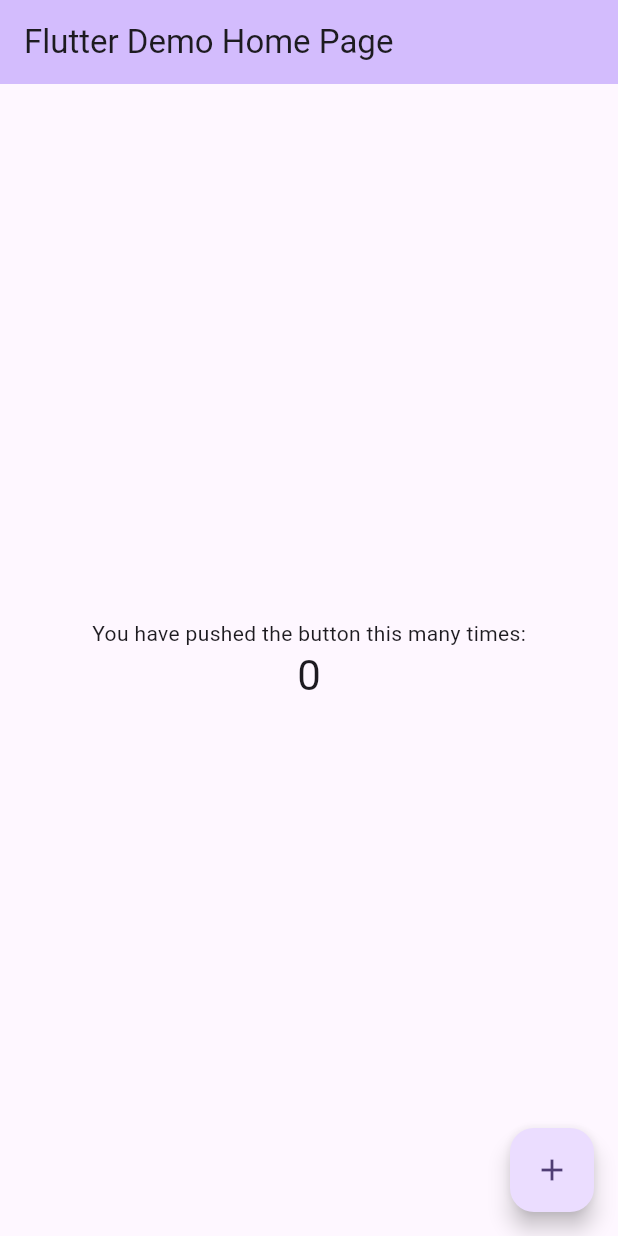
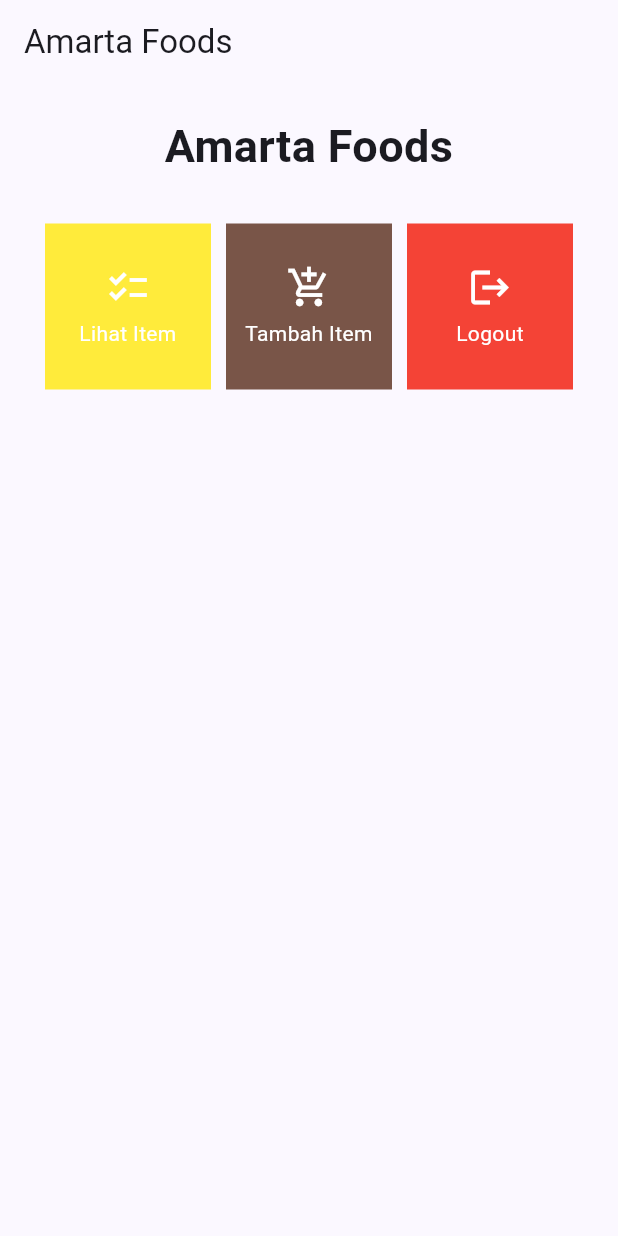
Before and after one commit to PrawiraRzkN/amarta_foods, a Flutter app: the screen it shows after launch, on a phone screen of 412 x 824 dp. Run offline on Flutter 3.47's test engine with Material 2 defaults, Android fonts, the phone set to English and light mode, and no system bars.

Commit message:
Tugas 7: Selesai

```diff
--- a/lib/main.dart
+++ b/lib/main.dart
@@ -1,4 +1,5 @@
 import 'package:flutter/material.dart';
+import 'package:amarta_foods/menu.dart';
 
 void main() {
   runApp(const MyApp());
@@ -11,7 +12,7 @@ class MyApp extends StatelessWidget {
   @override
   Widget build(BuildContext context) {
     return MaterialApp(
-      title: 'Flutter Demo',
+      title: 'Amarta Foods',
       theme: ThemeData(
         // This is the theme of your application.
         //
@@ -28,98 +29,10 @@ class MyApp extends StatelessWidget {
         //
         // This works for code too, not just values: Most code changes can be
         // tested with just a hot reload.
-        colorScheme: ColorScheme.fromSeed(seedColor: Colors.deepPurple),
+        colorScheme: ColorScheme.fromSeed(seedColor: Colors.indigo),
         useMaterial3: true,
       ),
-      home: const MyHomePage(title: 'Flutter Demo Home Page'),
+      home: MyHomePage(),
     );
   }
 }
-
-class MyHomePage extends StatefulWidget {
-  const MyHomePage({super.key, required this.title});
-
-  // This widget is the home page of your application. It is stateful, meaning
-  // that it has a State object (defined below) that contains fields that affect
-  // how it looks.
-
-  // This class is the configuration for the state. It holds the values (in this
-  // case the title) provided by the parent (in this case the App widget) and
-  // used by the build method of the State. Fields in a Widget subclass are
-  // always marked "final".
-
-  final String title;
-
-  @override
-  State<MyHomePage> createState() => _MyHomePageState();
-}
-
-class _MyHomePageState extends State<MyHomePage> {
-  int _counter = 0;
-
-  void _incrementCounter() {
-    setState(() {
-      // This call to setState tells the Flutter framework that something has
-      // changed in this State, which causes it to rerun the build method below
-      // so that the display can reflect the updated values. If we changed
-      // _counter without calling setState(), then the build method would not be
-      // called again, and so nothing would appear to happen.
-      _counter++;
-    });
-  }
-
-  @override
-  Widget build(BuildContext context) {
-    // This method is rerun every time setState is called, for instance as done
-    // by the _incrementCounter method above.
-    //
-    // The Flutter framework has been optimized to make rerunning build methods
-    // fast, so that you can just rebuild anything that needs updating rather
-    // than having to individually change instances of widgets.
-    return Scaffold(
-      appBar: AppBar(
-        // TRY THIS: Try changing the color here to a specific color (to
-        // Colors.amber, perhaps?) and trigger a hot reload to see the AppBar
-        // change color while the other colors stay the same.
-        backgroundColor: Theme.of(context).colorScheme.inversePrimary,
-        // Here we take the value from the MyHomePage object that was created by
-        // the App.build method, and use it to set our appbar title.
-        title: Text(widget.title),
-      ),
-      body: Center(
-        // Center is a layout widget. It takes a single child and positions it
-        // in the middle of the parent.
-        child: Column(
-          // Column is also a layout widget. It takes a list of children and
-          // arranges them vertically. By default, it sizes itself to fit its
-          // children horizontally, and tries to be as tall as its parent.
-          //
-          // Column has various properties to control how it sizes itself and
-          // how it positions its children. Here we use mainAxisAlignment to
-          // center the children vertically; the main axis here is the vertical
-          // axis because Columns are vertical (the cross axis would be
-          // horizontal).
-          //
-          // TRY THIS: Invoke "debug painting" (choose the "Toggle Debug Paint"
-          // action in the IDE, or press "p" in the console), to see the
-          // wireframe for each widget.
-          mainAxisAlignment: MainAxisAlignment.center,
-          children: <Widget>[
-            const Text(
-              'You have pushed the button this many times:',
-            ),
-            Text(
-              '$_counter',
-              style: Theme.of(context).textTheme.headlineMedium,
-            ),
-          ],
-        ),
-      ),
-      floatingActionButton: FloatingActionButton(
-        onPressed: _incrementCounter,
-        tooltip: 'Increment',
-        child: const Icon(Icons.add),
-      ), // This trailing comma makes auto-formatting nicer for build methods.
-    );
-  }
-}
--- /dev/null
+++ b/lib/menu.dart
@@ -0,0 +1,111 @@
+import 'package:flutter/material.dart';
+
+class ShopItem {
+  final String name;
+  final IconData icon;
+  final Color color;
+
+  ShopItem(this.name, this.icon, this.color);
+}
+
+class MyHomePage extends StatelessWidget {
+  MyHomePage({Key? key}) : super(key: key);
+  final List<ShopItem> items = [
+    ShopItem("Lihat Item", Icons.checklist, Colors.yellow),
+    ShopItem("Tambah Item", Icons.add_shopping_cart, Colors.brown),
+    ShopItem("Logout", Icons.logout, Colors.red),
+  ];
+
+  @override
+  Widget build(BuildContext context) {
+    return Scaffold(
+      appBar: AppBar(
+        title: const Text(
+          'Amarta Foods',
+        ),
+      ),
+      body: SingleChildScrollView(
+        // Widget wrapper yang dapat discroll
+        child: Padding(
+          padding: const EdgeInsets.all(10.0), // Set padding dari halaman
+          child: Column(
+            // Widget untuk menampilkan children secara vertikal
+            children: <Widget>[
+              const Padding(
+                padding: EdgeInsets.only(top: 10.0, bottom: 10.0),
+                // Widget Text untuk menampilkan tulisan dengan alignment center dan style yang sesuai
+                child: Text(
+                  'Amarta Foods', // Text yang menandakan toko
+                  textAlign: TextAlign.center,
+                  style: TextStyle(
+                    fontSize: 30,
+                    fontWeight: FontWeight.bold,
+                  ),
+                ),
+              ),
+              // Grid layout
+              GridView.count(
+                // Container pada card kita.
+                primary: true,
+                padding: const EdgeInsets.all(20),
+                crossAxisSpacing: 10,
+                mainAxisSpacing: 10,
+                crossAxisCount: 3,
+                shrinkWrap: true,
+                children: items.map((ShopItem item) {
+                  // Iterasi untuk setiap item
+                  return ShopCard(item);
+                }).toList(),
+              ),
+            ],
+          ),
+        ),
+      ),
+    );
+  }
+}
+
+class ShopCard extends StatelessWidget {
+  final ShopItem item;
+
+  const ShopCard(this.item, {super.key}); // Constructor
+
+  @override
+  Widget build(BuildContext context) {
+    return Material(
+      color: item.color,
+      child: InkWell(
+        // Area responsive terhadap sentuhan
+        onTap: () {
+          // Memunculkan SnackBar ketika diklik
+          ScaffoldMessenger.of(context)
+            ..hideCurrentSnackBar()
+            ..showSnackBar(SnackBar(
+                content: Text("Kamu telah menekan tombol ${item.name}!")));
+        },
+        child: Container(
+          // Container untuk menyimpan Icon dan Text
+          padding: const EdgeInsets.all(8),
+          child: Center(
+            child: Column(
+              mainAxisAlignment: MainAxisAlignment.center,
+              children: [
+                Icon(
+                  item.icon,
+                  color: Colors.white,
+                  size: 30.0,
+                ),
+                const Padding(padding: EdgeInsets.all(3)),
+                Text(
+                  item.name,
+                  textAlign: TextAlign.center,
+                  style: const TextStyle(color: Colors.white),
+                ),
+              ],
+            ),
+          ),
+        ),
+      ),
+    );
+  }
+}
```
Also changed, not shown: 1 other file.
